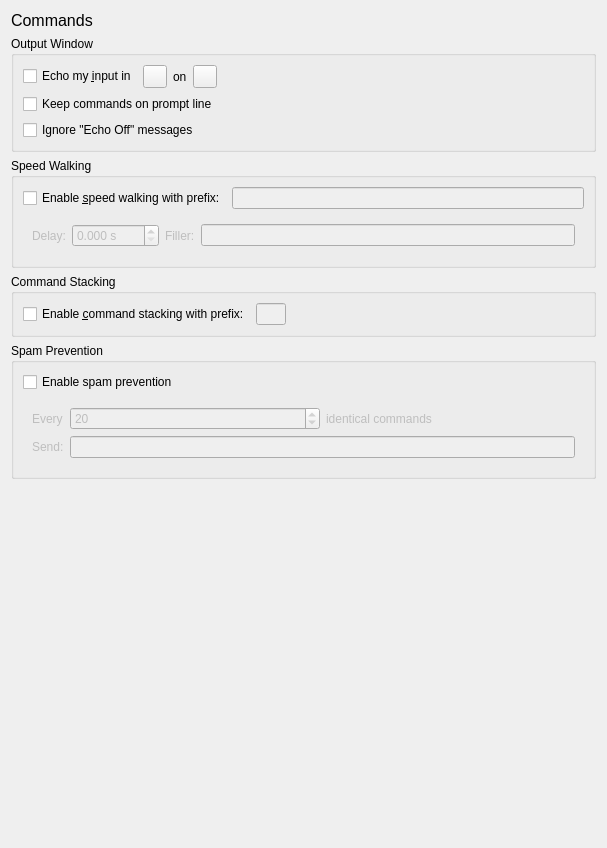
The window that smushclient-qt/cpp/ui/prefs/commands.ui (jnbooth/smushclient) describes before a commit, drawn with Qt 5.
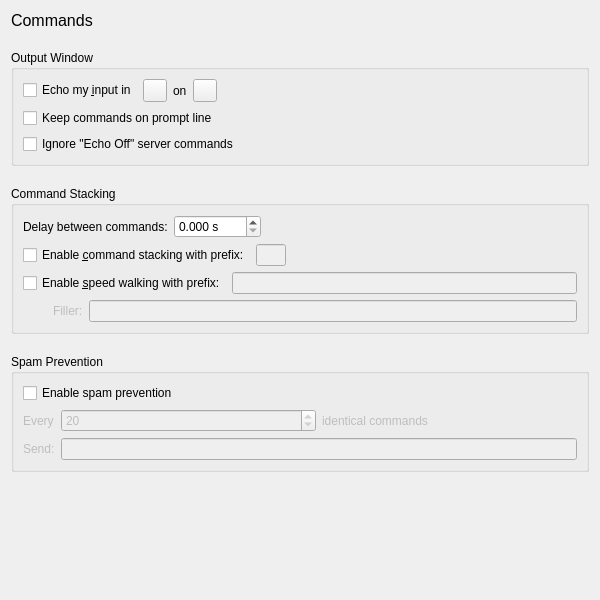
The same window after the commit. Custom widgets are drawn as their Qt base class.

```diff
--- a/smushclient-qt/cpp/ui/prefs/commands.ui
+++ b/smushclient-qt/cpp/ui/prefs/commands.ui
@@ -6,14 +6,17 @@
    <rect>
     <x>0</x>
     <y>0</y>
-    <width>607</width>
-    <height>848</height>
+    <width>600</width>
+    <height>600</height>
    </rect>
   </property>
   <property name="windowTitle">
    <string>Commands</string>
   </property>
   <layout class="QVBoxLayout" name="verticalLayout_2">
+   <property name="spacing">
+    <number>20</number>
+   </property>
    <item>
     <widget class="QLabel" name="label_title">
      <property name="sizePolicy">
@@ -33,16 +36,6 @@
     </widget>
    </item>
    <item>
-    <layout class="QHBoxLayout" name="_main">
-     <property name="spacing">
-      <number>20</number>
-     </property>
-     <item>
-      <layout class="QVBoxLayout" name="_options">
-       <property name="spacing">
-        <number>6</number>
-       </property>
-       <item>
         <widget class="QGroupBox" name="_output_window">
          <property name="title">
           <string>Output Window</string>
@@ -109,7 +102,7 @@
           <item>
            <widget class="QCheckBox" name="NoEchoOff">
             <property name="text">
-             <string>Ignore &quot;Echo Off&quot; messages</string>
+         <string>Ignore &quot;Echo Off&quot; server commands</string>
             </property>
            </widget>
           </item>
@@ -117,39 +110,17 @@
         </widget>
        </item>
        <item>
-        <widget class="QGroupBox" name="_speed_walking">
+    <widget class="QGroupBox" name="_command_stacking">
          <property name="title">
-          <string>Speed Walking</string>
+      <string>Command Stacking</string>
          </property>
          <layout class="QVBoxLayout" name="verticalLayout_4">
           <item>
-           <layout class="QHBoxLayout" name="_walk">
-            <item>
-             <widget class="QCheckBox" name="EnableSpeedWalk">
-              <property name="text">
-               <string>Enable &amp;speed walking with prefix:</string>
-              </property>
-             </widget>
-            </item>
-            <item>
-             <widget class="QLineEdit" name="SpeedWalkPrefix">
-              <property name="enabled">
-               <bool>false</bool>
-              </property>
-             </widget>
-            </item>
-           </layout>
-          </item>
-          <item>
-           <widget class="QWidget" name="_delay" native="true">
-            <property name="enabled">
-             <bool>false</bool>
-            </property>
-            <layout class="QHBoxLayout" name="horizontalLayout_6">
+       <layout class="QHBoxLayout" name="_delay">
              <item>
               <widget class="QLabel" name="CommandQueueDelay_label">
                <property name="text">
-                <string>Delay:</string>
+           <string>Delay between commands:</string>
                </property>
               </widget>
              </item>
@@ -167,27 +138,22 @@
               </widget>
              </item>
              <item>
-              <widget class="QLabel" name="SpeedWalkFiller_label">
-               <property name="text">
-                <string>Filler:</string>
-               </property>
-              </widget>
-             </item>
-             <item>
-              <widget class="QLineEdit" name="SpeedWalkFiller"/>
-             </item>
-            </layout>
-           </widget>
-          </item>
-         </layout>
-        </widget>
-       </item>
+         <spacer name="horizontalSpacer_3">
+          <property name="orientation">
+           <enum>Qt::Orientation::Horizontal</enum>
+          </property>
+          <property name="sizeHint" stdset="0">
+           <size>
+            <width>40</width>
+            <height>20</height>
+           </size>
+          </property>
+         </spacer>
+        </item>
+       </layout>
+      </item>
        <item>
-        <widget class="QGroupBox" name="_command_stacking">
-         <property name="title">
-          <string>Command Stacking</string>
-         </property>
-         <layout class="QHBoxLayout" name="horizontalLayout_3">
+       <layout class="QHBoxLayout" name="_stack">
           <item>
            <widget class="QCheckBox" name="EnableCommandStack">
             <property name="text">
@@ -231,6 +197,64 @@
            </spacer>
           </item>
          </layout>
+      </item>
+      <item>
+       <layout class="QHBoxLayout" name="_walk">
+        <item>
+         <widget class="QCheckBox" name="EnableSpeedWalk">
+          <property name="text">
+           <string>Enable &amp;speed walking with prefix:</string>
+          </property>
+         </widget>
+        </item>
+        <item>
+         <widget class="QLineEdit" name="SpeedWalkPrefix">
+          <property name="enabled">
+           <bool>false</bool>
+          </property>
+         </widget>
+        </item>
+       </layout>
+      </item>
+      <item>
+       <widget class="QWidget" name="_filler" native="true">
+        <property name="enabled">
+         <bool>false</bool>
+        </property>
+        <layout class="QHBoxLayout" name="horizontalLayout_6">
+         <property name="leftMargin">
+          <number>30</number>
+         </property>
+         <property name="topMargin">
+          <number>0</number>
+         </property>
+         <property name="rightMargin">
+          <number>0</number>
+         </property>
+         <property name="bottomMargin">
+          <number>0</number>
+         </property>
+         <item>
+          <widget class="QLabel" name="SpeedWalkFiller_label">
+           <property name="text">
+            <string>Filler:</string>
+           </property>
+          </widget>
+         </item>
+         <item>
+          <widget class="QLineEdit" name="SpeedWalkFiller">
+           <property name="sizePolicy">
+            <sizepolicy hsizetype="Expanding" vsizetype="Fixed">
+             <horstretch>1</horstretch>
+             <verstretch>0</verstretch>
+            </sizepolicy>
+           </property>
+          </widget>
+         </item>
+        </layout>
+       </widget>
+      </item>
+     </layout>
         </widget>
        </item>
        <item>
@@ -252,6 +276,18 @@
              <bool>false</bool>
             </property>
             <layout class="QFormLayout" name="formLayout">
+         <property name="leftMargin">
+          <number>0</number>
+         </property>
+         <property name="topMargin">
+          <number>0</number>
+         </property>
+         <property name="rightMargin">
+          <number>0</number>
+         </property>
+         <property name="bottomMargin">
+          <number>0</number>
+         </property>
              <item row="1" column="0">
               <widget class="QLabel" name="SpamMessage_label">
                <property name="text">
@@ -296,10 +332,6 @@
          </layout>
         </widget>
        </item>
-      </layout>
-     </item>
-    </layout>
-   </item>
    <item>
     <spacer name="verticalSpacer">
      <property name="orientation">
```
Left out of the diff: 10 changed lines with no effect on the pictures. Lines whose indentation alone changed are shown as unchanged.
